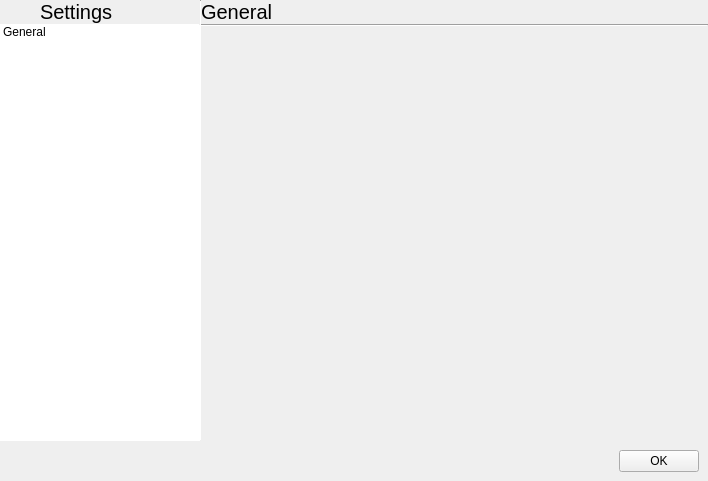
This is slate/settingsdialog.ui in theCheeseboard/theSlate as Qt 5 draws it before an edit. The edited form follows.
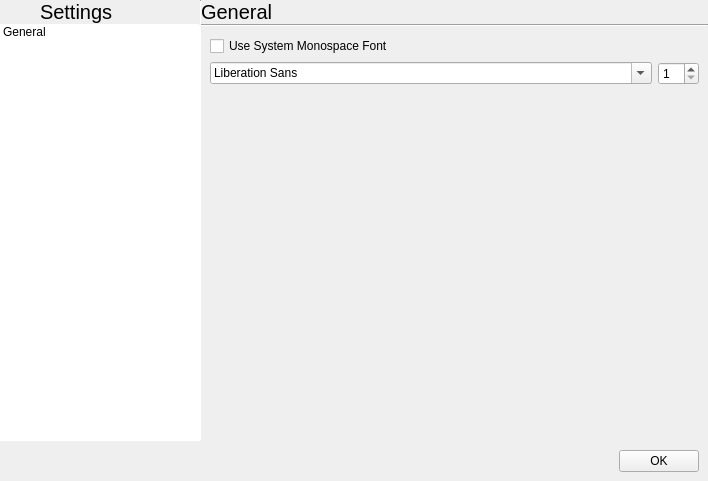
This is the edited form. Icons and pictures are not drawn.

Commit message: Settings dialog with font changes

The edit to the form file:
```diff
--- a/slate/settingsdialog.ui
+++ b/slate/settingsdialog.ui
@@ -203,6 +203,57 @@
           </widget>
          </item>
          <item>
+          <layout class="QVBoxLayout" name="verticalLayout_4">
+           <property name="spacing">
+            <number>6</number>
+           </property>
+           <property name="leftMargin">
+            <number>9</number>
+           </property>
+           <property name="topMargin">
+            <number>9</number>
+           </property>
+           <property name="rightMargin">
+            <number>9</number>
+           </property>
+           <property name="bottomMargin">
+            <number>9</number>
+           </property>
+           <item>
+            <widget class="QCheckBox" name="systemMonospaceFont">
+             <property name="text">
+              <string>Use System Monospace Font</string>
+             </property>
+            </widget>
+           </item>
+           <item>
+            <layout class="QHBoxLayout" name="horizontalLayout_4">
+             <item>
+              <widget class="QFontComboBox" name="fontBox">
+               <property name="sizePolicy">
+                <sizepolicy hsizetype="Expanding" vsizetype="Fixed">
+                 <horstretch>0</horstretch>
+                 <verstretch>0</verstretch>
+                </sizepolicy>
+               </property>
+              </widget>
+             </item>
+             <item>
+              <widget class="QSpinBox" name="sizeBox">
+               <property name="sizePolicy">
+                <sizepolicy hsizetype="Preferred" vsizetype="Fixed">
+                 <horstretch>0</horstretch>
+                 <verstretch>0</verstretch>
+                </sizepolicy>
+               </property>
+               <property name="minimum">
+                <number>1</number>
+               </property>
+              </widget>
+             </item>
+            </layout>
+           </item>
+           <item>
           <spacer name="verticalSpacer">
            <property name="orientation">
             <enum>Qt::Vertical</enum>
@@ -214,6 +265,8 @@
             </size>
            </property>
           </spacer>
+           </item>
+          </layout>
          </item>
         </layout>
        </widget>
```
Left out of the diff: 2 changed lines with no effect on the pictures. Lines whose indentation alone changed are shown as unchanged. The commit also changes 29 other files.
